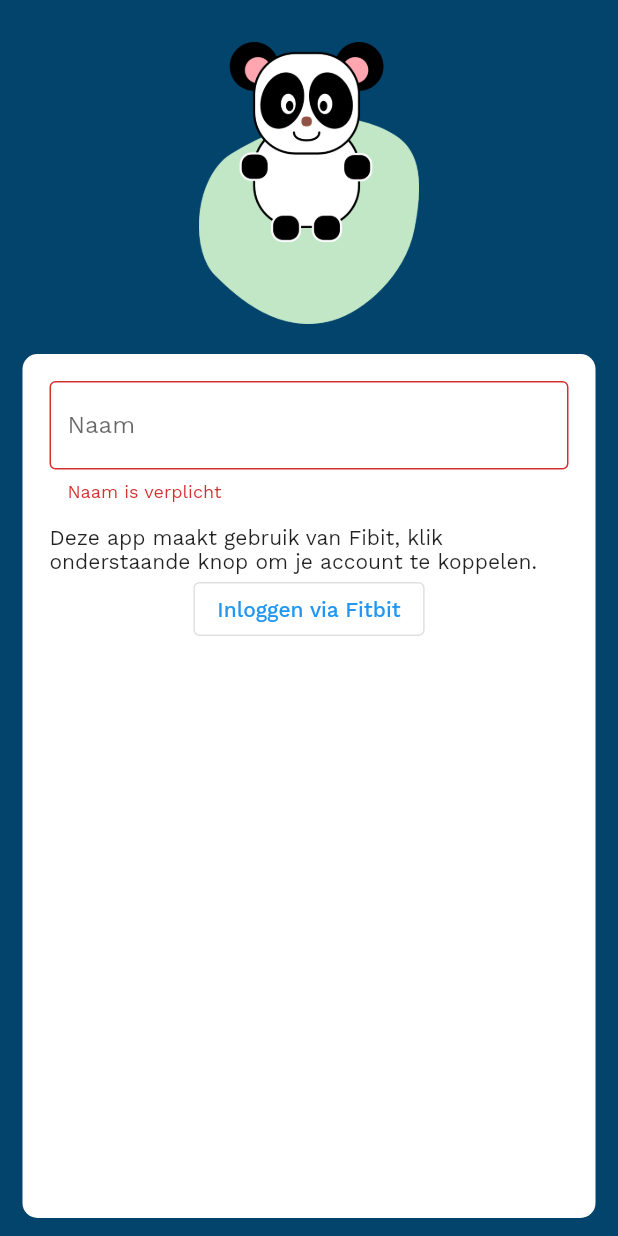
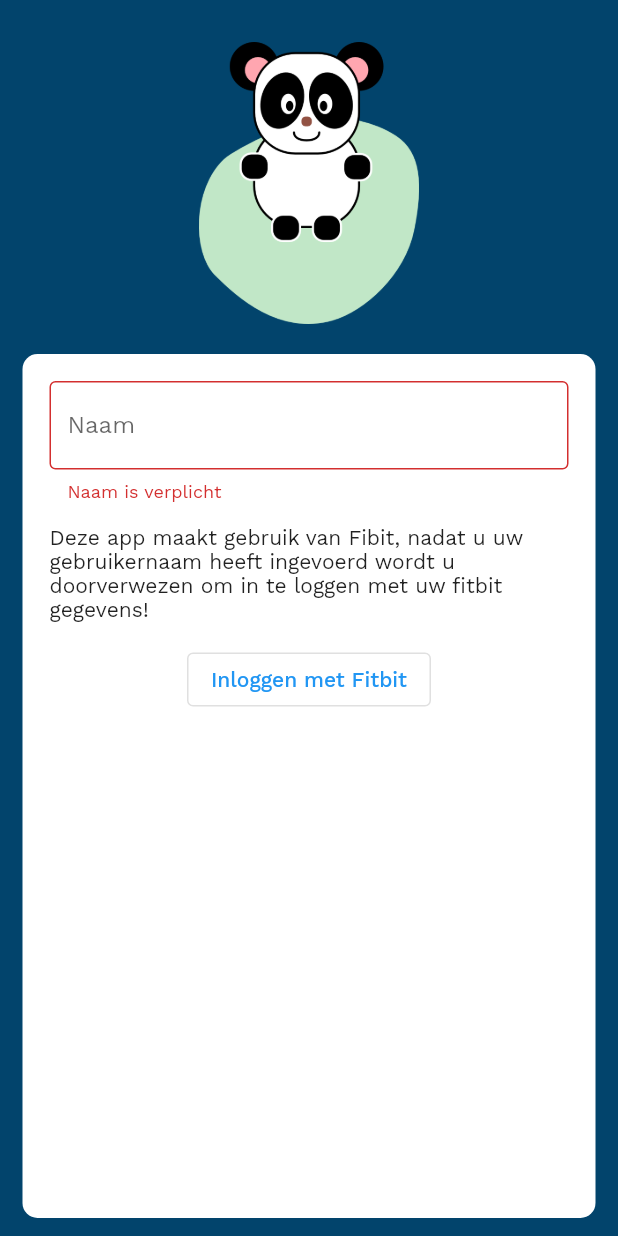
Before and after one commit to Panda-Incorporated/Panda.Mobile, a Flutter app: the screen it shows after launch, on a phone screen of 412 x 824 dp. Run offline on Flutter 3.47's test engine with Material 2 defaults, Android fonts, the phone set to English and light mode, and no system bars; our stand-ins replace fl_chart, percent_indicator, sqflite; missing offline and left inert: flutter_inappwebview, glyphicon; accounts and stored records are empty.

Commit message:
edited some text messages in het start page

```diff
--- a/lib/Pages/IntroPages/StartPage.dart
+++ b/lib/Pages/IntroPages/StartPage.dart
@@ -129,10 +129,13 @@ class _StartPageState extends State<StartPage> {
                                         height: 15,
                                       ),
                                       Text(
-                                          "Deze app maakt gebruik van Fibit, klik onderstaande knop om je account te koppelen."),
+                                          "Deze app maakt gebruik van Fibit, nadat u uw gebruikernaam heeft ingevoerd wordt u doorverwezen om in te loggen met uw fitbit gegevens!"),
+                                      Container(
+                                        height: 15,
+                                      ),
                                       Center(
                                         child: OutlinedButton(
-                                            child: Text("Inloggen via Fitbit"),
+                                            child: Text("Inloggen met Fitbit"),
                                             onPressed: () {
                                               if (_formKey.currentState
                                                   .validate()) {
@@ -197,7 +200,7 @@ class _StartPageState extends State<StartPage> {
                               crossAxisAlignment: CrossAxisAlignment.center,
                               children: [
                                 Text(
-                                    "Bedankt voor het inloggen $username, klik volgende om verder te gaan."),
+                                    "Bedankt voor het inloggen $username, klik volgende om je eerste sportdoel aan te maken!"),
                                 Container(
                                   height: 15,
                                 ),
```
